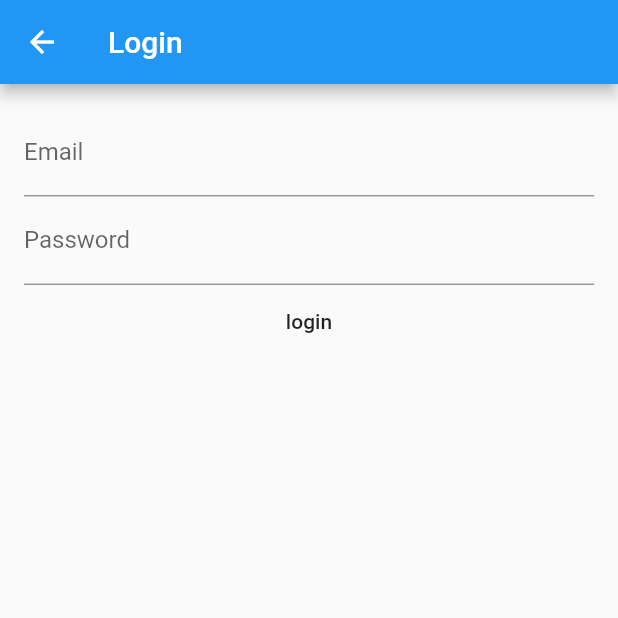
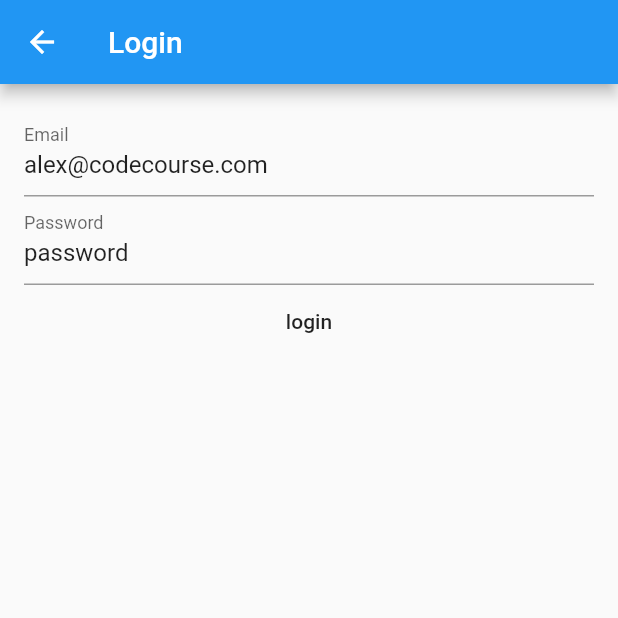
Before and after one commit to APM5691/2021dsm52_equipo05_flutter, a Flutter app: the screen it shows after launch, in the side drawer, after a tap on "Login", on a phone screen of 412 x 824 dp, the top half of it. Run offline on Flutter 3.47's test engine with Material 2 defaults, Android fonts, the phone set to English and light mode, and no system bars.

```diff
--- a/lib/main.dart
+++ b/lib/main.dart
@@ -1,8 +1,10 @@
 import 'package:flutter/material.dart';
 import 'package:flutter_authentication_with_laravel_sanctum/widgets/nav-drawer.dart';
+import 'package:provider/provider.dart';
+import 'providers/auth.dart';
 
 void main() {
-  runApp(MyApp());
+  runApp(ChangeNotifierProvider(create: (_) => Auth(), child: MyApp()));
 }
 
 class MyApp extends StatelessWidget {
@@ -42,7 +44,15 @@ class _MyHomePageState extends State<MyHomePage> {
         title: Text(widget.title),
       ),
       drawer: NavDrawer(),
-      body: Center(child: Text("Inicia sesion")),
+      body: Center(child: Consumer<Auth>(
+        builder: (context, auth, child) {
+          if (auth.authenticated) {
+            return Text('You are logged in');
+          } else {
+            return Text('You are not logged in');
+          }
+        },
+      )),
     );
   }
 }
--- /dev/null
+++ b/lib/providers/auth.dart
@@ -0,0 +1,10 @@
+import 'package:flutter/cupertino.dart';
+
+class Auth extends ChangeNotifier {
+  bool _authenticated = false;
+  bool get authenticated => _authenticated;
+  void login({Map credentials}) {
+    _authenticated = true;
+    notifyListeners();
+  }
+}
--- a/lib/screen/login-screen.dart
+++ b/lib/screen/login-screen.dart
@@ -2,6 +2,8 @@ import 'dart:developer';
 
 import 'package:flutter/cupertino.dart';
 import 'package:flutter/material.dart';
+import 'package:flutter_authentication_with_laravel_sanctum/providers/auth.dart';
+import 'package:provider/provider.dart';
 
 class LoginScreen extends StatefulWidget {
   @override
@@ -15,9 +17,10 @@ class LoginState extends State<LoginScreen> {
   String _email;
   String _password;
 
-  Future submit() {
-    log(_email);
-    log(_password);
+  void submit() {
+    Provider.of<Auth>(context, listen: false)
+        .login(credentials: {'email': _email, 'password': _password});
+    Navigator.pop(context);
   }
 
   @override
@@ -33,12 +36,14 @@ class LoginState extends State<LoginScreen> {
                 padding: EdgeInsets.all(16),
                 child: Column(children: [
                   TextFormField(
+                      initialValue: 'alex@codecourse.com',
                       decoration: InputDecoration(
                           labelText: "Email", hintText: "you@domewhere.com"),
                       onSaved: (value) {
                         _email = value;
                       }),
                   TextFormField(
+                      initialValue: 'password',
                       decoration: InputDecoration(labelText: "Password"),
                       onSaved: (value) {
                         _password = value;
--- a/lib/widgets/nav-drawer.dart
+++ b/lib/widgets/nav-drawer.dart
@@ -1,13 +1,17 @@
 import 'package:flutter/cupertino.dart';
 import 'package:flutter/material.dart';
+import 'package:flutter_authentication_with_laravel_sanctum/providers/auth.dart';
 import 'package:flutter_authentication_with_laravel_sanctum/screen/login-screen.dart';
 import 'package:flutter_authentication_with_laravel_sanctum/screen/posts-screen.dart';
+import 'package:provider/provider.dart';
 
 class NavDrawer extends StatelessWidget {
   @override
   Widget build(BuildContext context) {
     return Drawer(
-      child: ListView(
+      child: Consumer<Auth>(builder: (context, auth, child) {
+        if (auth.authenticated) {
+          return ListView(
             children: [
               ListTile(
                 title: Text("Angel Palacios Mirafuentes"),
@@ -25,9 +29,37 @@ class NavDrawer extends StatelessWidget {
                   Navigator.push(context,
                       MaterialPageRoute(builder: (context) => LoginScreen()));
                 },
+              ),
+              ListTile(
+                title: Text("Logout"),
+                onTap: () {
+                  Navigator.push(context,
+                      MaterialPageRoute(builder: (context) => LoginScreen()));
+                },
               )
             ],
+          );
+        } else {
+          return ListView(
+            children: [
+              ListTile(
+                title: Text("Login"),
+                onTap: () {
+                  Navigator.push(context,
+                      MaterialPageRoute(builder: (context) => LoginScreen()));
+                },
               ),
+              ListTile(
+                title: Text("Register"),
+                onTap: () {
+                  Navigator.push(context,
+                      MaterialPageRoute(builder: (context) => LoginScreen()));
+                },
+              )
+            ],
+          );
+        }
+      }),
     );
   }
 }
--- a/pubspec.yaml
+++ b/pubspec.yaml
@@ -23,6 +23,7 @@ environment:
 dependencies:
   flutter:
     sdk: flutter
+  provider: ^4.3.2+3
 
 
   # The following adds the Cupertino Icons font to your application.
```
Also changed, not shown: pubspec.lock. Lines whose indentation alone changed are shown as unchanged.
